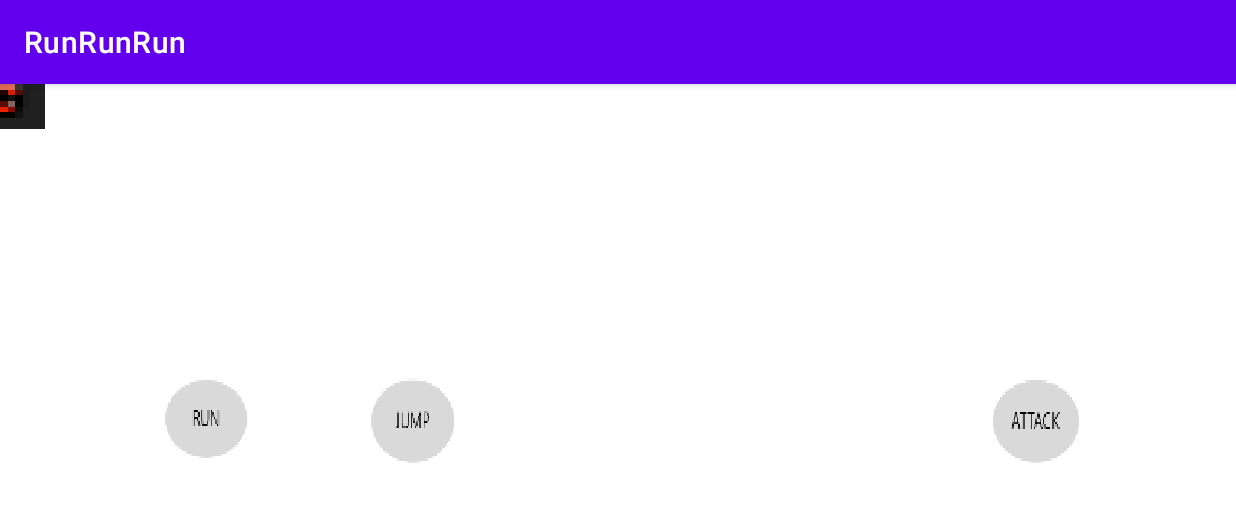
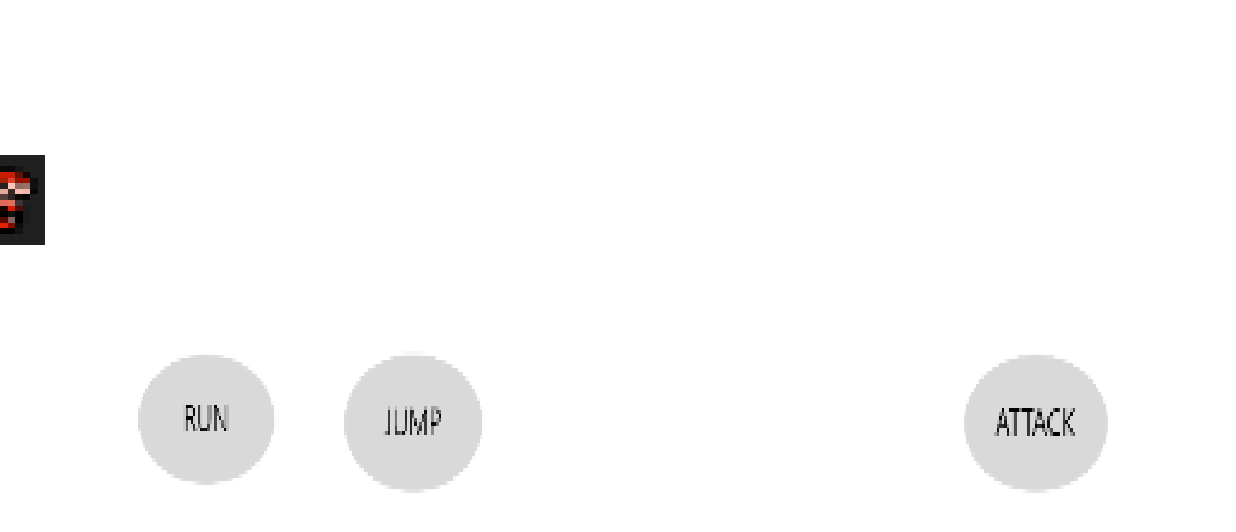
Before and after one commit to eunbi-go/SmartPhoneGameProgramming, an Android app: the screen it shows after launch (MainActivity), on a phone screen of 824 x 412 dp (held sideways). Shown: the top 532 px of the screen. Run offline under Robolectric (Android 15) with nearby library versions, the phone set to English and light mode, and no system bars.

Commit message:
액션바 제거, 플레이어 y위치 수정(조금 내림)

```diff
--- a/Project/app/src/main/java/kr/ac/tukorea/ge/smartphonegamep/runrunrun/MainActivity.java
+++ b/Project/app/src/main/java/kr/ac/tukorea/ge/smartphonegamep/runrunrun/MainActivity.java
@@ -10,6 +10,9 @@ public class MainActivity extends AppCompatActivity {
     @Override
     protected void onCreate(Bundle savedInstanceState) {
         super.onCreate(savedInstanceState);
+
+        getSupportActionBar().hide();
+
         setContentView(R.layout.activity_main);
     }
 
--- a/Project/app/src/main/java/kr/ac/tukorea/ge/smartphonegamep/runrunrun/MainGame.java
+++ b/Project/app/src/main/java/kr/ac/tukorea/ge/smartphonegamep/runrunrun/MainGame.java
@@ -30,7 +30,7 @@ public class MainGame {
     public void init() {
         objects.clear();
 
-        player = new Player(0,0);
+        player = new Player(0,200);
         objects.add(player);
 
         attackButton = new Button(Metrics.width - 200, Metrics.height - 200, R.dimen.button_radius, R.mipmap.attack);
--- a/Project/app/src/main/res/values/dimens.xml
+++ b/Project/app/src/main/res/values/dimens.xml
@@ -2,7 +2,7 @@
 <resources>
     <dimen name="player_radius">30dp</dimen>
     <dimen name="player_speed">300dp</dimen>
-    <dimen name="button_radius">30dp</dimen>
+    <dimen name="button_radius">50dp</dimen>
     <dimen name="bullet_speed">200dp</dimen>
     <dimen name="bullet_radius">20dp</dimen>
 </resources>
```
